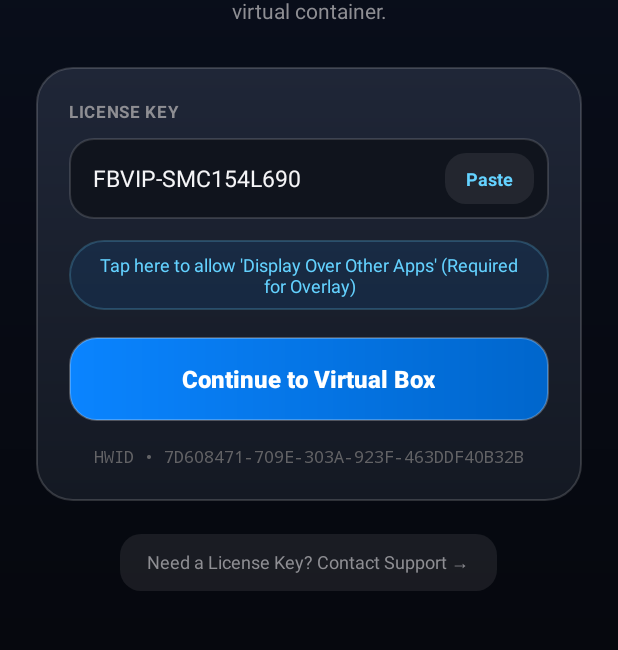
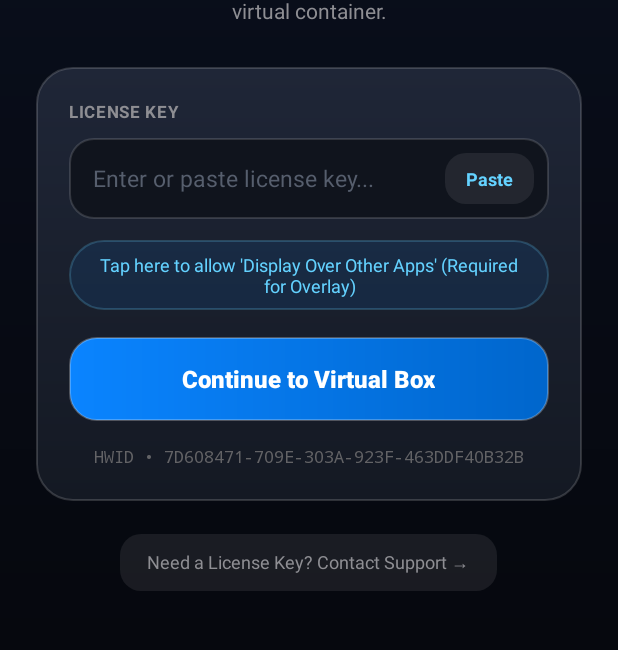
Before and after one commit to ravipacharpro-jpg/FeaturesticLoader-AppleUI-10, an Android app: the screen it shows after launch (LoginActivity), on a phone screen of 412 x 824 dp, the part 478-1128 px from its top. Run offline under Robolectric (Android 15) with nearby library versions, the phone set to English and light mode, and no system bars; libraries missing offline, so code that uses them is left out: com.featurestic.box; 7 statements that could not run were skipped.

Commit message:
feat: restore Zoro panel for user auth, integrate protected FeaturesticBox AAR with SDK license key

```diff
--- a/app/src/main/java/com/featurestic/loader/sdk/FeaturesticSdkHelper.java
+++ b/app/src/main/java/com/featurestic/loader/sdk/FeaturesticSdkHelper.java
@@ -45,6 +45,7 @@ public final class FeaturesticSdkHelper {
     public static void initEngine(Context context) {
         try {
             clearCachedPluginSoIfDisabled(context);
+            FeaturesticBox.setSdkKey(context, AppConfig.SDK_LICENSE_KEY);
             FeaturesticBox.doCreate(context);
             FeaturesticBox.setFeature("hide_root", AppConfig.ENABLE_HIDE_ROOT);
             FeaturesticBox.setFeature("hide_xposed", AppConfig.ENABLE_HIDE_XPOSED);
--- a/app/src/main/java/com/featurestic/loader/ui/LoginActivity.java
+++ b/app/src/main/java/com/featurestic/loader/ui/LoginActivity.java
@@ -63,14 +63,11 @@ public class LoginActivity extends Activity {
         tvHwidBadge = findViewById(R.id.tvHwidBadge);
         btnSupport = findViewById(R.id.btnGetKeySupport);
 
-        // Pre-fill saved license key if available, otherwise pre-fill generated test key
+        // Pre-fill saved license key if available
         String savedKey = PhpAuthManager.getSavedKey(this);
         if (!savedKey.isEmpty()) {
             etLicenseKey.setText(savedKey);
             etLicenseKey.setSelection(savedKey.length());
-        } else if (AppConfig.MASTER_TEST_KEY != null && !AppConfig.MASTER_TEST_KEY.isEmpty()) {
-            etLicenseKey.setText(AppConfig.MASTER_TEST_KEY);
-            etLicenseKey.setSelection(AppConfig.MASTER_TEST_KEY.length());
         }
 
         // Display Device HWID in subtle Apple monospace pill
```
Also changed, not shown: app/src/main/java/com/featurestic/loader/AppConfig.java (+4 -6 lines), 1 other file.
